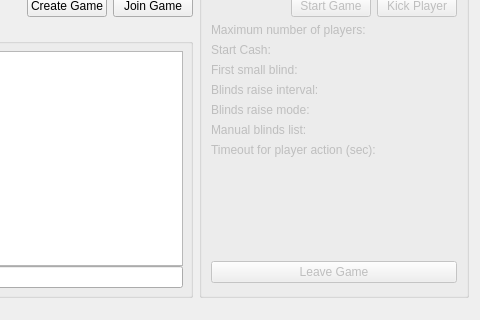
First picture: the form in src/gui/qt/gamelobbydialog.ui, repository pokerth/pokerth, before the edit; both pictures show x 395 to 875 and y 298 to 618 of the 875 by 618 pixel window.
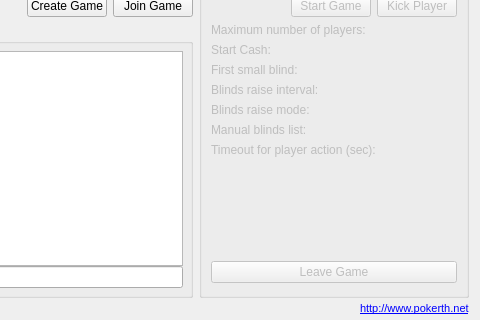
Second picture: the form after the edit. Custom widgets are drawn as their Qt base class.

Commit message: first colors and font sizes are skinnable now

Patch:
```diff
--- a/src/gui/qt/gamelobbydialog.ui
+++ b/src/gui/qt/gamelobbydialog.ui
@@ -538,6 +538,20 @@
        </property>
       </widget>
      </item>
+     <item>
+      <widget class="QLabel" name="label_pokerthDotNet">
+       <property name="text">
+        <string>&lt;!DOCTYPE HTML PUBLIC &quot;-//W3C//DTD HTML 4.0//EN&quot; &quot;http://www.w3.org/TR/REC-html40/strict.dtd&quot;&gt;
+&lt;html&gt;&lt;head&gt;&lt;meta name=&quot;qrichtext&quot; content=&quot;1&quot; /&gt;&lt;style type=&quot;text/css&quot;&gt;
+p, li { white-space: pre-wrap; }
+&lt;/style&gt;&lt;/head&gt;&lt;body style=&quot; font-family:'Nimbus Sans L'; font-size:8pt; font-weight:400; font-style:normal;&quot;&gt;
+&lt;p style=&quot; margin-top:0px; margin-bottom:0px; margin-left:0px; margin-right:0px; -qt-block-indent:0; text-indent:0px;&quot;&gt;&lt;a href=&quot;http://www.pokerth.net&quot;&gt;&lt;span style=&quot; text-decoration: underline; color:#0000ff;&quot;&gt;http://www.pokerth.net&lt;/span&gt;&lt;/a&gt;&lt;/p&gt;&lt;/body&gt;&lt;/html&gt;</string>
+       </property>
+       <property name="openExternalLinks">
+        <bool>true</bool>
+       </property>
+      </widget>
+     </item>
     </layout>
    </item>
   </layout>
```
Left out of the diff: 336 changed lines with no effect on the pictures. The commit also changes 15 other files.
